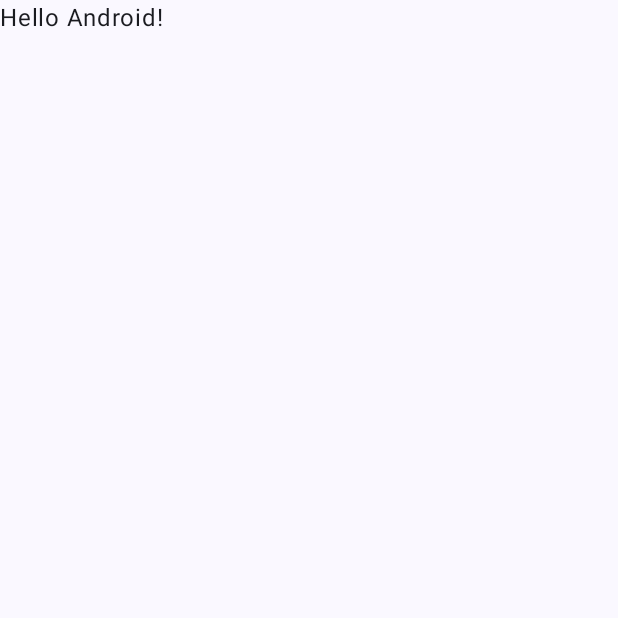
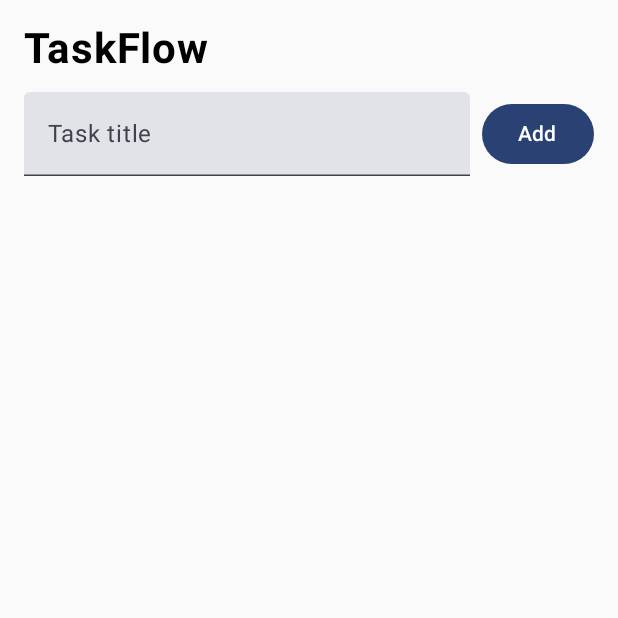
Before and after one commit to Hamza-Ban43/To-Do-Mobile-, an Android app built with Jetpack Compose: the screen it shows after launch (MainActivity), on a phone screen of 412 x 824 dp, the top half of it. Before the commit the part shown is almost empty. Run offline under Robolectric (Android 15) with nearby library versions, the phone set to English and light mode, and no system bars; our stand-ins replace Room's generated code.

Commit message:
feat: add home screen with task list and add task

```diff
--- a/app/src/main/java/com/taskflow/app/MainActivity.kt
+++ b/app/src/main/java/com/taskflow/app/MainActivity.kt
@@ -4,44 +4,53 @@ import android.os.Bundle
 import androidx.activity.ComponentActivity
 import androidx.activity.compose.setContent
 import androidx.activity.enableEdgeToEdge
-import androidx.compose.foundation.layout.fillMaxSize
-import androidx.compose.foundation.layout.padding
-import androidx.compose.material3.Scaffold
-import androidx.compose.material3.Text
-import androidx.compose.runtime.Composable
-import androidx.compose.ui.Modifier
-import androidx.compose.ui.tooling.preview.Preview
+import androidx.compose.runtime.getValue
+import androidx.compose.runtime.mutableStateOf
+import androidx.compose.runtime.setValue
+import androidx.lifecycle.lifecycleScope
+import com.taskflow.app.data.local.TaskDatabase
+import com.taskflow.app.data.local.TaskEntity
+import com.taskflow.app.presentation.home.HomeScreen
 import com.taskflow.app.ui.theme.TaskFlowTheme
+import kotlinx.coroutines.Dispatchers
+import kotlinx.coroutines.launch
+import kotlinx.coroutines.withContext
 
 class MainActivity : ComponentActivity() {
+
+    private lateinit var db: TaskDatabase
+    private var tasks by mutableStateOf(listOf<TaskEntity>())
+
     override fun onCreate(savedInstanceState: Bundle?) {
         super.onCreate(savedInstanceState)
         enableEdgeToEdge()
+
+        db = TaskDatabase.getInstance(this)
+        loadTasks()
+
         setContent {
             TaskFlowTheme {
-                Scaffold(modifier = Modifier.fillMaxSize()) { innerPadding ->
-                    Greeting(
-                        name = "Android",
-                        modifier = Modifier.padding(innerPadding)
-                    )
-                }
+                HomeScreen(
+                    tasks = tasks,
+                    onAddTask = { title -> addTask(title) }
+                )
             }
         }
     }
-}
 
-@Composable
-fun Greeting(name: String, modifier: Modifier = Modifier) {
-    Text(
-        text = "Hello $name!",
-        modifier = modifier
-    )
-}
+    private fun loadTasks() {
+        lifecycleScope.launch(Dispatchers.IO) {
+            val result = db.taskDao().getAllTasks()
+            withContext(Dispatchers.Main) {
+                tasks = result
+            }
+        }
+    }
 
-@Preview(showBackground = true)
-@Composable
-fun GreetingPreview() {
-    TaskFlowTheme {
-        Greeting("Android")
+    private fun addTask(title: String) {
+        lifecycleScope.launch(Dispatchers.IO) {
+            db.taskDao().insertTask(TaskEntity(title = title))
+            loadTasks()
+        }
     }
 }
--- a/app/src/main/java/com/taskflow/app/presentation/home/HomeScreen.kt
+++ b/app/src/main/java/com/taskflow/app/presentation/home/HomeScreen.kt
@@ -0,0 +1,100 @@
+package com.taskflow.app.presentation.home
+
+import android.widget.Toast
+import androidx.compose.foundation.clickable
+import androidx.compose.foundation.layout.Column
+import androidx.compose.foundation.layout.Row
+import androidx.compose.foundation.layout.fillMaxSize
+import androidx.compose.foundation.layout.fillMaxWidth
+import androidx.compose.foundation.layout.padding
+import androidx.compose.foundation.layout.safeDrawingPadding
+import androidx.compose.foundation.lazy.LazyColumn
+import androidx.compose.foundation.lazy.items
+import androidx.compose.material3.Button
+import androidx.compose.material3.Text
+import androidx.compose.material3.TextField
+import androidx.compose.runtime.Composable
+import androidx.compose.runtime.getValue
+import androidx.compose.runtime.mutableStateOf
+import androidx.compose.runtime.remember
+import androidx.compose.runtime.setValue
+import androidx.compose.ui.Alignment
+import androidx.compose.ui.Modifier
+import androidx.compose.ui.platform.LocalContext
+import androidx.compose.ui.text.font.FontWeight
+import androidx.compose.ui.tooling.preview.Preview
+import androidx.compose.ui.unit.dp
+import androidx.compose.ui.unit.sp
+import com.taskflow.app.data.local.TaskEntity
+
+@Composable
+fun HomeScreen(
+    tasks: List<TaskEntity>,
+    onAddTask: (String) -> Unit
+) {
+    val context = LocalContext.current
+    var title by remember { mutableStateOf("") }
+
+    Column(
+        modifier = Modifier
+            .fillMaxSize()
+            .safeDrawingPadding()
+            .padding(16.dp)
+    ) {
+        Text(text = "TaskFlow", fontSize = 28.sp, fontWeight = FontWeight.Bold)
+
+        Row(
+            modifier = Modifier
+                .fillMaxWidth()
+                .padding(vertical = 12.dp),
+            verticalAlignment = Alignment.CenterVertically
+        ) {
+            TextField(
+                value = title,
+                onValueChange = { title = it },
+                label = { Text("Task title") },
+                modifier = Modifier.weight(1f)
+            )
+            Button(
+                onClick = {
+                    if (title.isBlank()) {
+                        Toast.makeText(context, "Please enter a task title", Toast.LENGTH_SHORT).show()
+                    } else {
+                        onAddTask(title.trim())
+                        title = ""
+                    }
+                },
+                modifier = Modifier.padding(start = 8.dp)
+            ) {
+                Text("Add")
+            }
+        }
+
+        LazyColumn(modifier = Modifier.fillMaxSize()) {
+            items(tasks) { task ->
+                Text(
+                    text = task.title,
+                    fontSize = 18.sp,
+                    modifier = Modifier
+                        .fillMaxWidth()
+                        .padding(vertical = 12.dp)
+                        .clickable {
+                            Toast.makeText(context, "Clicked: ${task.title}", Toast.LENGTH_SHORT).show()
+                        }
+                )
+            }
+        }
+    }
+}
+
+@Preview(showBackground = true)
+@Composable
+fun HomeScreenPreview() {
+    HomeScreen(
+        tasks = listOf(
+            TaskEntity(id = 1, title = "Study Android"),
+            TaskEntity(id = 2, title = "Buy groceries")
+        ),
+        onAddTask = {}
+    )
+}
```
